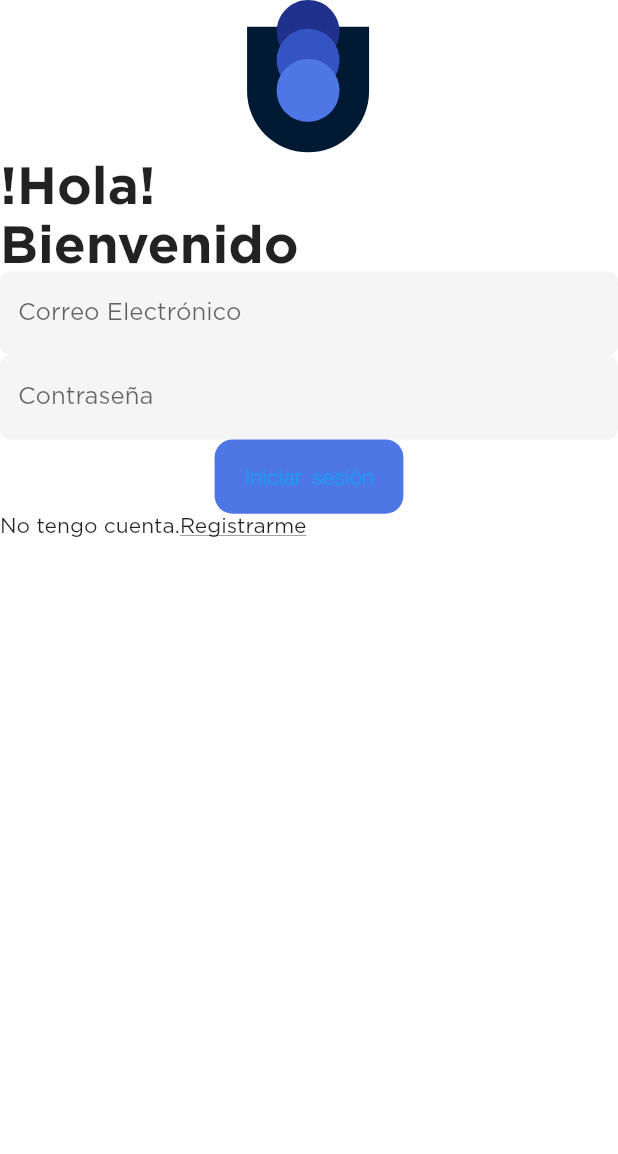
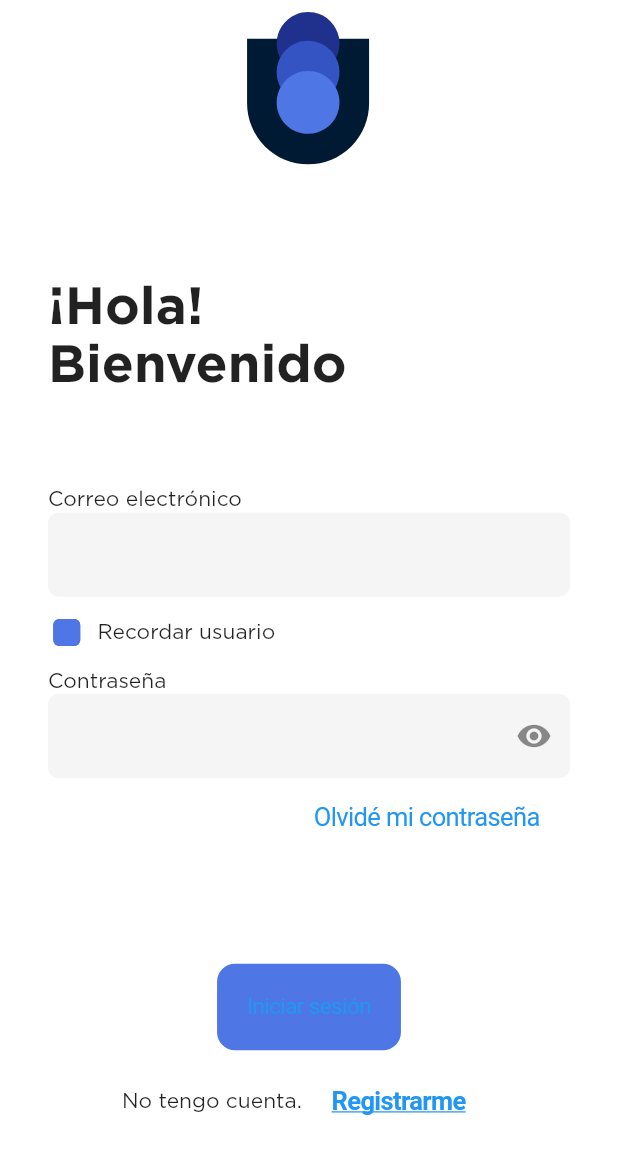
Before and after one commit to Alcancia-io/Alcancia-FrontEnd, a Flutter app: the LoginScreen screen opened by its route, on a phone screen of 412 x 824 dp. Shown: the top 1154 px of the screen. Run offline on Flutter 3.47's test engine with Material 2 defaults, Android fonts, the phone set to English and light mode, and no system bars; our stand-ins replace flutter_riverpod, flutter_svg, go_router, graphql_flutter; network calls fail.

Commit message:
Add LoginScreen

```diff
--- a/lib/src/features/login/presentation/login_screen.dart
+++ b/lib/src/features/login/presentation/login_screen.dart
@@ -1,20 +1,32 @@
+import 'package:alcancia/src/resources/colors/colors.dart';
 import 'package:alcancia/src/shared/components/alcancia_button.dart';
+import 'package:alcancia/src/shared/components/alcancia_text_field.dart';
 import 'package:flutter/cupertino.dart';
 import 'package:flutter/material.dart';
+import 'package:flutter_riverpod/flutter_riverpod.dart';
 import 'package:flutter_svg/svg.dart';
 
-class LoginScreen extends StatelessWidget {
-  const LoginScreen({Key? key}) : super(key: key);
+final rememberEmailProvider = StateProvider.autoDispose<bool>((ref) => false);
+
+class LoginScreen extends ConsumerWidget {
+  LoginScreen({Key? key}) : super(key: key);
+
+  final obscurePassword = StateProvider.autoDispose<bool>((ref) => true);
 
   @override
-  Widget build(BuildContext context) {
+  Widget build(BuildContext context, WidgetRef ref) {
     final size = MediaQuery.of(context).size;
     var isDarkMode = Theme.of(context).brightness == Brightness.dark;
+    final rememberMe = ref.watch(rememberEmailProvider);
     return Scaffold(
       body: SafeArea(
+        child: Padding(
+          padding: const EdgeInsets.only(left: 32.0, right: 32.0),
+          child: Center(
             child: Column(
               children: [
-            Center(
+                Padding(
+                  padding: const EdgeInsets.all(8.0),
                   child: SvgPicture.asset(
                     isDarkMode
                         ? "lib/src/resources/images/icon_alcancia_dark_no_letters.svg"
@@ -22,35 +34,104 @@ class LoginScreen extends StatelessWidget {
                     height: size.height / 8,
                   ),
                 ),
-            Row(children: const [
+                Expanded(
+                  child: Column(
+                    mainAxisAlignment: MainAxisAlignment.spaceEvenly,
+                    children: [
+                      Row(
+                        mainAxisAlignment: MainAxisAlignment.start,
+                        crossAxisAlignment: CrossAxisAlignment.start,
+                        children: const [
                           Text(
-                '!Hola!\nBienvenido',
-                style: TextStyle(fontWeight: FontWeight.bold, fontSize: 35),
+                            '¡Hola!\nBienvenido',
+                            style: TextStyle(
+                                fontWeight: FontWeight.bold, fontSize: 35),
                           ),
-            ]),
+                        ],
+                      ),
                       Form(
                         child: Column(children: [
-                TextFormField(
-                  decoration:
-                      const InputDecoration(labelText: 'Correo Electrónico'),
+                          LabeledTextFormField(
+                              controller: TextEditingController(),
+                              labelText: "Correo electrónico",
+                              inputType: TextInputType.emailAddress),
+                          Row(
+                            mainAxisAlignment: MainAxisAlignment.start,
+                            children: [
+                              SizedBox(
+                                width: 25,
+                                child: Checkbox(
+                                    value: rememberMe,
+                                    shape: RoundedRectangleBorder(
+                                      borderRadius: BorderRadius.circular(4),
                                     ),
-                TextFormField(
-                  decoration: const InputDecoration(labelText: 'Contraseña'),
+                                    onChanged: (value) {
+                                      ref
+                                          .read(rememberEmailProvider.notifier)
+                                          .state = value!;
+                                    }),
+                              ),
+                              const Padding(
+                                padding: EdgeInsets.only(
+                                    left: 8.0),
+                                child: Text("Recordar usuario"),
+                              ),
+                            ],
+                          ),
+                          LabeledTextFormField(
+                            controller: TextEditingController(),
+                            labelText: "Contraseña",
+                            obscure: true,
+                            suffixIcon: const Icon(true
+                                ? Icons.remove_red_eye
+                                : Icons.remove_red_eye_outlined),
+                          ),
+                          Row(
+                            mainAxisAlignment: MainAxisAlignment.end,
+                            children: [
+                              //TODO: Question mark icon
+                              //Icon(Icons.question_mark, size: 16,),
+                              CupertinoButton(
+                                  child: Text("Olvidé mi contraseña"),
+                                  onPressed: () {
+                                    // TODO: Forgot Password navigation
+                                  })
+                            ],
                           ),
                         ]),
                       ),
-            AlcanciaButton(() {}, "Iniciar  sesión"),
+                      Column(
+                        crossAxisAlignment: CrossAxisAlignment.center,
+                        mainAxisAlignment: MainAxisAlignment.center,
+                        children: [
+                          Padding(
+                            padding: const EdgeInsets.all(8.0),
+                            child: AlcanciaButton(() {}, "Iniciar sesión"),
+                          ),
                           Row(
-              crossAxisAlignment: CrossAxisAlignment.center,
-              children: const [
+                            mainAxisAlignment: MainAxisAlignment.center,
+                            children: [
                               Text("No tengo cuenta."),
-                Text(
+                              CupertinoButton(
+                                  child: const Text(
                                     "Registrarme",
-                  style: TextStyle(decoration: TextDecoration.underline),
-                )
+                                    style: TextStyle(
+                                        decoration: TextDecoration.underline,
+                                        fontWeight: FontWeight.bold),
+                                  ),
+                                  onPressed: () {
+                                    //TODO: Register navigation
+                                  }),
                             ],
-            )
+                          ),
                         ],
+                      ),
+                    ],
+                  ),
+                ),
+              ],
+            ),
+          ),
         ),
       ),
     );
--- a/lib/src/shared/components/alcancia_button.dart
+++ b/lib/src/shared/components/alcancia_button.dart
@@ -13,7 +13,7 @@ class AlcanciaButton extends StatelessWidget {
   ) {
     var size = MediaQuery.of(context).size;
     return Container(
-      height: size.height * 0.06,
+      height: size.height * 0.07,
       child: CupertinoButton(
         onPressed: onPressed,
         color: alcanciaLightBlue,
```
Lines whose indentation alone changed are shown as unchanged.
